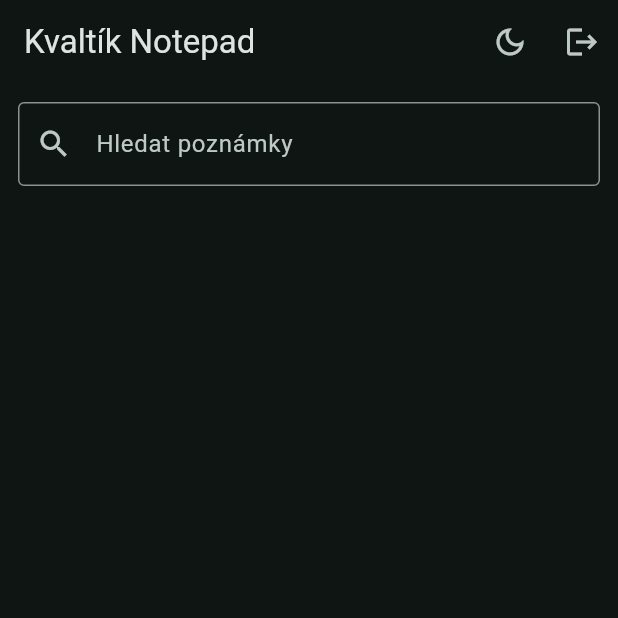
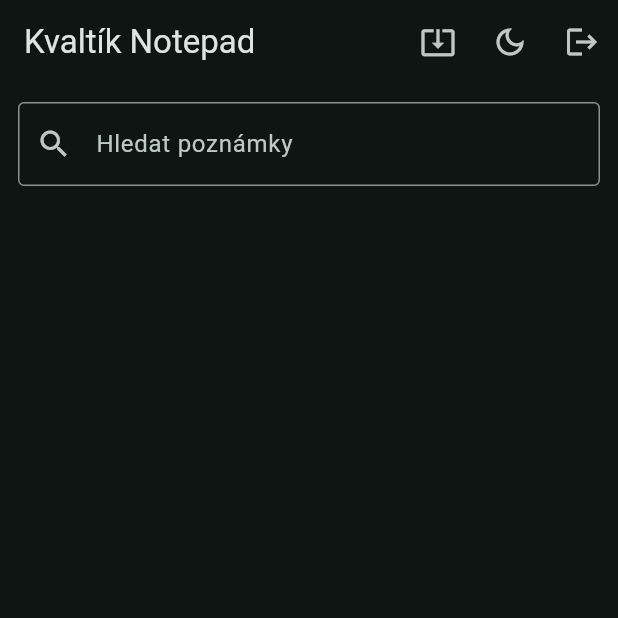
Before and after one commit to Kvaltik/kvaltik-poznamkovy-blok, a Flutter app: the NotesPage screen opened directly with empty values, on a phone screen of 412 x 824 dp, the top half of it. Run offline on Flutter 3.47's test engine with Material 3 defaults, Android fonts, the phone set to English and light mode, and no system bars; our stand-ins replace package_info_plus, shared_preferences; accounts and stored records are empty.

Commit message:
Integrate update notification and manual update check

```diff
--- a/lib/main.dart
+++ b/lib/main.dart
@@ -1,3 +1,4 @@
+import 'update_checker.dart';
 import 'dart:async';
 import 'dart:convert';
 import 'dart:math';
@@ -33,6 +34,7 @@ class _SplashPageState extends State<SplashPage> {
     if (!mounted) return;
     final user = p.getString('session');
     Navigator.pushReplacement(context, MaterialPageRoute(builder: (_) => user == null ? LoginPage(onTheme: widget.onTheme) : NotesPage(user: user, onTheme: widget.onTheme)));
+    if (user != null) { WidgetsBinding.instance.addPostFrameCallback((_) { if (mounted) UpdateChecker.check(context); }); }
   }
   @override Widget build(BuildContext context) => const Scaffold(body: Center(child: Column(mainAxisSize: MainAxisSize.min, children: [
     Icon(Icons.edit_note, size: 100, color: Colors.tealAccent), SizedBox(height: 14),
@@ -183,6 +185,7 @@ class _NotesPageState extends State<NotesPage> {
   @override Widget build(BuildContext context) {
     final shown = notes.asMap().entries.where((e) => ('${e.value['title']} ${e.value['body']}').toLowerCase().contains(search)).toList();
     return Scaffold(appBar: AppBar(title: const Text('Kvaltík Notepad'), actions: [
+      IconButton(tooltip: 'Aktualizace', onPressed: () => UpdateChecker.check(context, manual: true), icon: const Icon(Icons.system_update_alt)),
       IconButton(tooltip: 'Motiv', onPressed: widget.onTheme, icon: const Icon(Icons.dark_mode_outlined)),
       IconButton(tooltip: 'Odhlásit', onPressed: logout, icon: const Icon(Icons.logout))
     ]), body: Column(children: [
```
